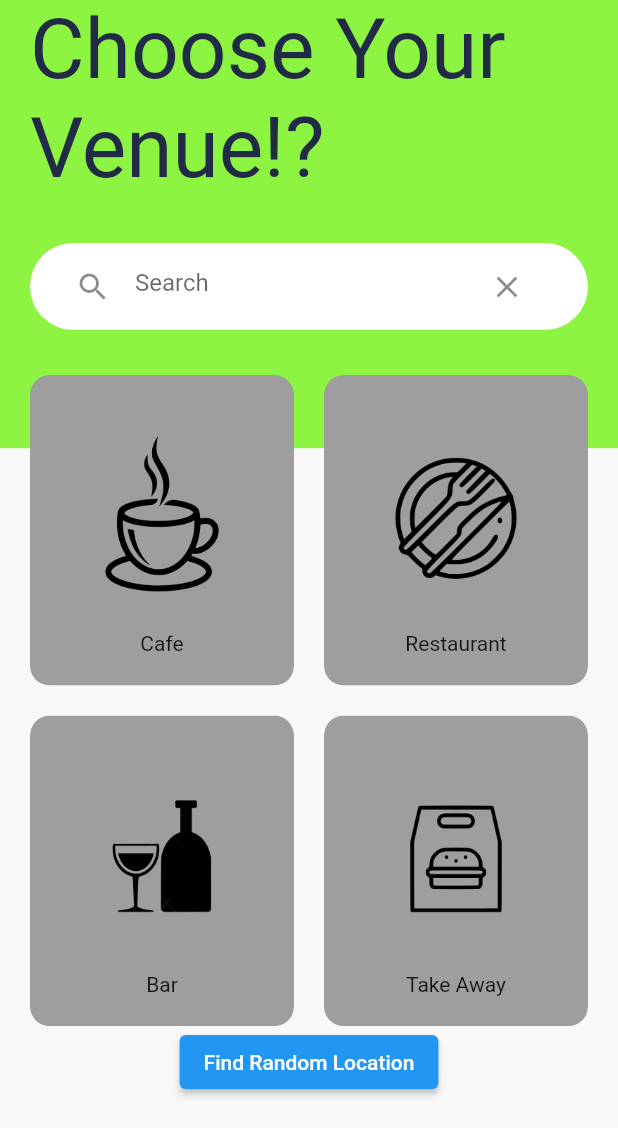
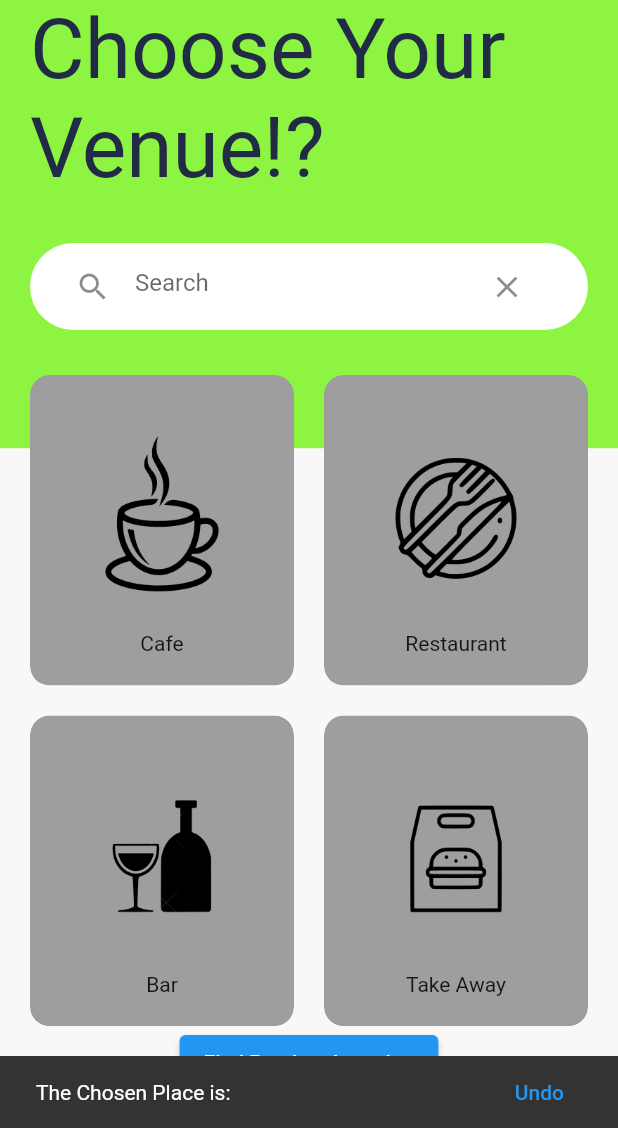
Before and after one commit to Sfuarf/decision_maker_v1, a Flutter app: the VenueSelectionPage screen opened directly with empty values, after a tap on "Find Random Location", on a phone screen of 412 x 824 dp, the part 108-1236 px from its top. Run offline on Flutter 3.47's test engine with Material 2 defaults, Android fonts, the phone set to English and light mode, and no system bars; our stand-ins replace flutter_dotenv, flutter_svg, geolocator, google_maps_flutter, progress_state_button.

Commit message:
added attraction search - snackbar only

```diff
--- a/lib/blocks/application_block.dart
+++ b/lib/blocks/application_block.dart
@@ -1,18 +1,22 @@
 import 'dart:async';
 import 'dart:math';
 
+import 'package:decision_maker_v1/models/attraction.dart';
 import 'package:decision_maker_v1/models/geometry.dart';
 import 'package:decision_maker_v1/models/location.dart';
 import 'package:decision_maker_v1/models/place.dart';
 import 'package:decision_maker_v1/models/place_search.dart';
 import 'package:decision_maker_v1/services/geolocator_services.dart';
+import 'package:decision_maker_v1/services/markers_service.dart';
 import 'package:decision_maker_v1/services/places_service.dart';
 import 'package:flutter/material.dart';
 import 'package:geolocator/geolocator.dart';
+import 'package:google_maps_flutter/google_maps_flutter.dart';
 
 class ApplicationBlock with ChangeNotifier {
   final geolocatorService = GeolocatorService();
   final placesService = PlacesService();
+  final markerService = MarkerService();
 
   // Stream Controllers
   StreamController<Place> selectedLocation =
@@ -29,6 +33,11 @@ class ApplicationBlock with ChangeNotifier {
   // Status to show if using current position or selected position
   String currentPositonSelectedPosition = 'Neither';
 
+  String finalSelectedDestination = '';
+  String finalSelectedPlaceType = '';
+
+  late List<Marker> markers = [];
+
 // Define empty list of strings to hold the place types selected.
 
   late Position currentPosition;
@@ -36,9 +45,11 @@ class ApplicationBlock with ChangeNotifier {
   List<String> placeTypes = [];
 
   // This is a work-around! Needs to be fixed in the future!
-  late Place initialPosition;
+  late Place intialPlace;
   late Place selectedPlace;
   late Place currentPlace;
+
+  late Attraction selectedAttraction;
 
   late Place newPlaceSelected;
 
@@ -71,6 +82,8 @@ class ApplicationBlock with ChangeNotifier {
             location: Location(
                 lat: currentPosition.latitude,
                 lng: currentPosition.longitude)));
+
+    intialPlace = currentPlace;
   }
 
   modifyPlaceType(String value, bool selected) {
@@ -99,8 +112,54 @@ class ApplicationBlock with ChangeNotifier {
       return value;
     });
     selectedLocation.add(selectedPlace);
+    intialPlace = selectedPlace;
     currentPositonSelectedPosition = 'Selected';
     // initialPosition = sLocation;
+    notifyListeners();
+  }
+
+  searchPlace() async {
+    if (placeTypes.isEmpty) {
+      finalSelectedDestination = '';
+      finalSelectedPlaceType = '';
+      return [];
+    } else {
+      // Chose random index of place types selected
+      Random randomPlaceType = new Random();
+      int randomPlaceIndex = randomPlaceType.nextInt((placeTypes.length));
+
+      // Selected type is then passed into the google search
+      var selectedPlaceType = placeTypes[randomPlaceIndex];
+      // Local variable for future reference - might be deleted once 'Place' format is used!
+      finalSelectedPlaceType = selectedPlaceType;
+      print(selectedPlaceType);
+
+      var places = await placesService
+          .getAttractions(intialPlace.geometry.location.lat,
+              intialPlace.geometry.location.lng, selectedPlaceType)
+          .then((value) {
+        markers = [];
+
+        // Randomly select an index from the outputted list!
+        Random randomPlaceIndex = new Random();
+        int randomIndex = randomPlaceIndex.nextInt((value.length));
+
+        finalSelectedDestination = value[randomIndex].name;
+        selectedAttraction = value[randomIndex];
+
+        if (value.length > 0) {
+          var newMarker =
+              markerService.createMarkerFromPlace(value[randomIndex]);
+          markers.add(newMarker);
+        }
+
+        return value;
+      }).onError((error, stackTrace) {
+        print('The string being passed was: $finalSelectedPlaceType');
+        print('This is the current error occuring $error');
+        return [];
+      });
+    }
     notifyListeners();
   }
 
--- a/lib/src/screens/venue_selection_page.dart
+++ b/lib/src/screens/venue_selection_page.dart
@@ -114,7 +114,19 @@ class _VenueSelectionPage extends State<VenueSelectionPage> {
                   ),
                   Center(
                     child: ElevatedButton(
-                        onPressed: () {},
+                        onPressed: () async {
+                          await widget.applicationBlock.searchPlace();
+
+                          final snackBar = SnackBar(
+                            content: Text(
+                                'The Chosen Place is: ${widget.applicationBlock.finalSelectedDestination}'),
+                            action: SnackBarAction(
+                              label: 'Undo',
+                              onPressed: () {},
+                            ),
+                          );
+                          ScaffoldMessenger.of(context).showSnackBar(snackBar);
+                        },
                         child: const Text('Find Random Location')),
                   )
                 ],
```
Also changed, not shown: lib/services/places_service.dart (+32 -0 lines).
